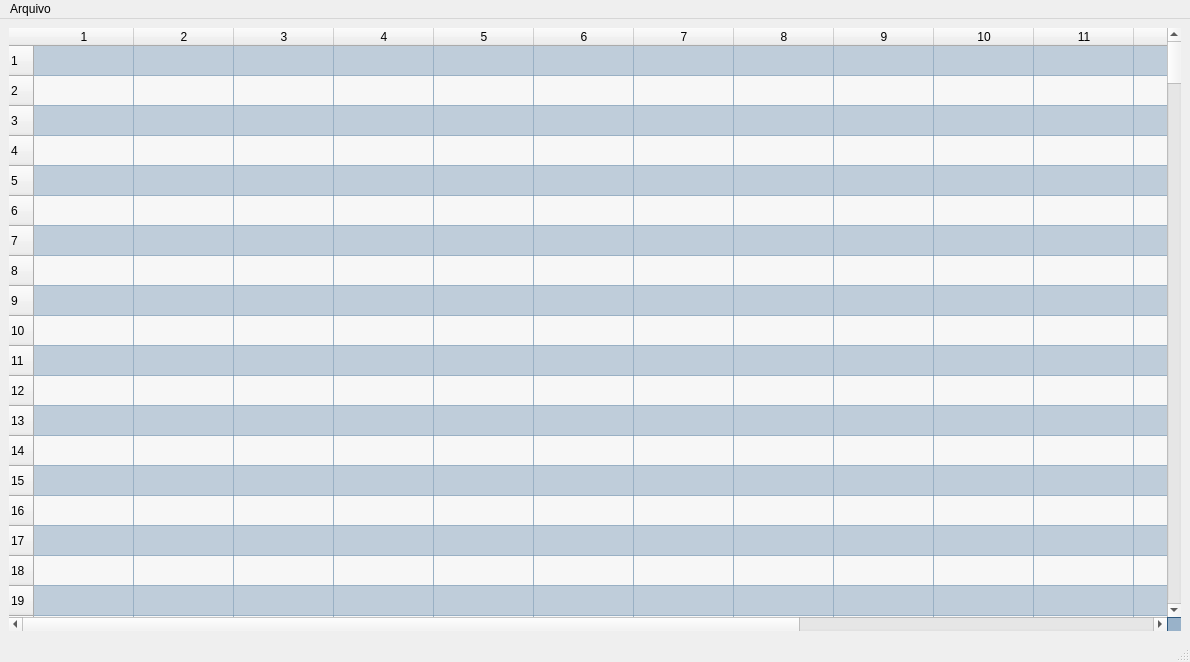
JoaoVitorBranco/BIPy, file src/GUI/assets/Memoria.ui: the form before one commit.
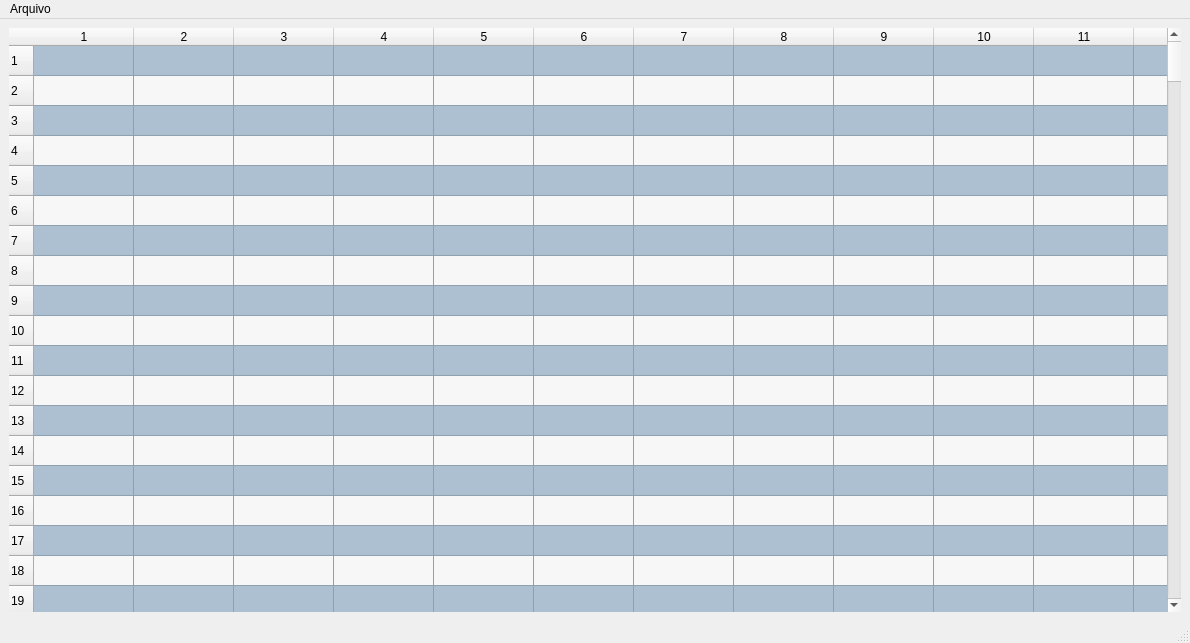
The form after the commit.

The edit to the form file:
```diff
--- a/src/GUI/assets/Memoria.ui
+++ b/src/GUI/assets/Memoria.ui
@@ -7,7 +7,7 @@
     <x>0</x>
     <y>0</y>
     <width>1190</width>
-    <height>662</height>
+    <height>643</height>
    </rect>
   </property>
   <property name="minimumSize">
@@ -27,7 +27,7 @@
   </property>
   <property name="styleSheet">
    <string notr="true">QTableWidget{
-	background: rgba(0, 71, 133,0.2);
+	background: rgb(172, 192, 210);
 }</string>
   </property>
   <widget class="QWidget" name="centralwidget">
@@ -46,6 +46,9 @@
       <property name="lineWidth">
        <number>1</number>
       </property>
+      <property name="horizontalScrollBarPolicy">
+       <enum>Qt::ScrollBarAlwaysOff</enum>
+      </property>
       <property name="dragEnabled">
        <bool>true</bool>
       </property>
@@ -67,6 +70,12 @@
       <property name="showGrid">
        <bool>true</bool>
       </property>
+      <property name="gridStyle">
+       <enum>Qt::SolidLine</enum>
+      </property>
+      <property name="wordWrap">
+       <bool>true</bool>
+      </property>
       <property name="rowCount">
        <number>256</number>
       </property>
```
